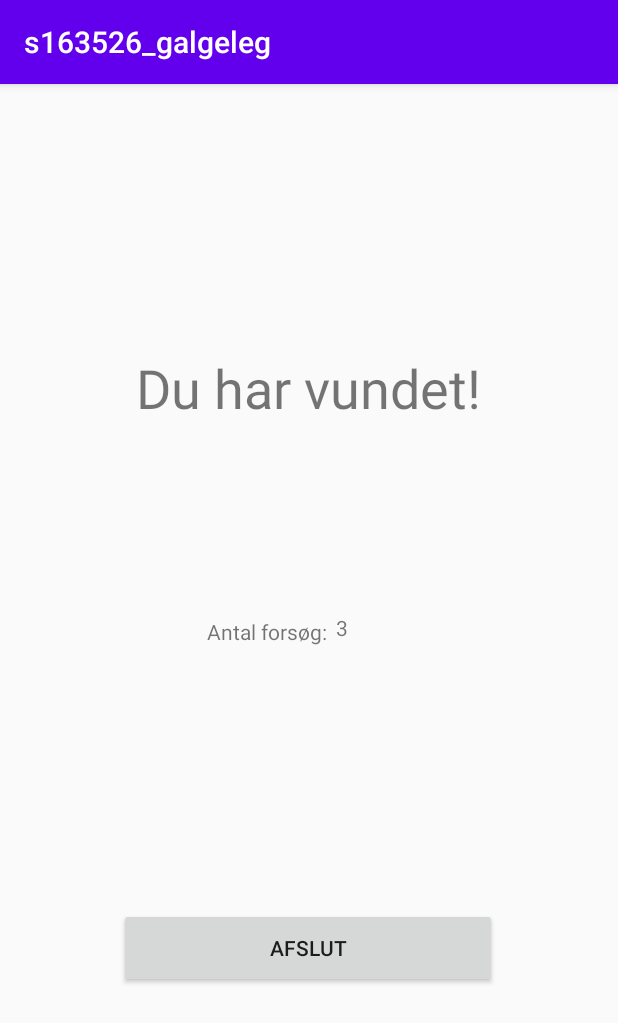
After one commit to Zacxie/s163526_galgeleg, an Android app: the Vinder_activity screen opened directly, with no data from a screen before it, on a phone screen of 412 x 824 dp. The commit adds this screen. Shown: the top 1023 px of the screen. Run offline under Robolectric (Android 15) with nearby library versions, the phone set to English and light mode, and no system bars.

Commit message:
Tilføjet Vinder og Taber skærmbillede

```diff
--- a/app/src/main/AndroidManifest.xml
+++ b/app/src/main/AndroidManifest.xml
@@ -9,7 +9,9 @@
         android:roundIcon="@mipmap/ic_launcher_round"
         android:supportsRtl="true"
         android:theme="@style/AppTheme">
-        <activity android:name=".Highscore_actitivty"></activity>
+        <activity android:name=".Taber_activity"></activity>
+        <activity android:name=".Vinder_activity" />
+        <activity android:name=".Highscore_actitivty" />
         <activity android:name=".Spil_activity" />
         <activity android:name=".HovedMenu">
             <intent-filter>
--- a/app/src/main/java/com/example/s163526_galgeleg/Spil_activity.java
+++ b/app/src/main/java/com/example/s163526_galgeleg/Spil_activity.java
@@ -27,7 +27,7 @@ public class Spil_activity extends AppCompatActivity implements View.OnClickList
         letter_EditText = findViewById(R.id.letter_EditText);
         hangman_imageView = findViewById(R.id.hangman_imageView);
 
-        hangman_imageView.setImageResource(R.drawable.forkert1);
+        hangman_imageView.setImageResource(R.drawable.galge);
     }
 
     @Override
@@ -37,7 +37,7 @@ public class Spil_activity extends AppCompatActivity implements View.OnClickList
 
             //TODO Hvis ord er gættet, tilføj til score og skift skærmbillede til vinder
 
-            //TODO Hvis ord ikke blev gættet, tilføje score of skift skræmbillede til taber
+            //TODO Hvis ord ikke blev gættet, tilføj score og skift skræmbillede til taber
 
         }
 
--- /dev/null
+++ b/app/src/main/java/com/example/s163526_galgeleg/Vinder_activity.java
@@ -0,0 +1,36 @@
+package com.example.s163526_galgeleg;
+
+import androidx.appcompat.app.AppCompatActivity;
+
+import android.content.Intent;
+import android.os.Bundle;
+import android.view.View;
+import android.widget.Button;
+import android.widget.TextView;
+
+public class Vinder_activity extends AppCompatActivity implements View.OnClickListener {
+
+    Button wonExit_button;
+    TextView tries_textview;
+
+    @Override
+    protected void onCreate(Bundle savedInstanceState) {
+        super.onCreate(savedInstanceState);
+        setContentView(R.layout.activity_vinder);
+
+        wonExit_button = findViewById(R.id.wonExit_Button);
+        tries_textview = findViewById(R.id.tries_textview);
+
+        wonExit_button.setOnClickListener(this);
+
+    }
+
+    @Override
+    public void onClick(View v) {
+        if (v == wonExit_button) {
+            Intent i = new Intent(this, HovedMenu.class);
+            startActivity(i);
+        }
+
+    }
+}
--- /dev/null
+++ b/app/src/main/res/layout/activity_vinder.xml
@@ -0,0 +1,58 @@
+<?xml version="1.0" encoding="utf-8"?>
+<androidx.constraintlayout.widget.ConstraintLayout xmlns:android="http://schemas.android.com/apk/res/android"
+    xmlns:app="http://schemas.android.com/apk/res-auto"
+    xmlns:tools="http://schemas.android.com/tools"
+    android:layout_width="match_parent"
+    android:layout_height="match_parent"
+    tools:context=".Vinder_activity">
+
+    <TextView
+        android:id="@+id/textView"
+        android:layout_width="wrap_content"
+        android:layout_height="wrap_content"
+        android:text="Du har vundet!"
+        android:textSize="36sp"
+        app:layout_constraintBottom_toBottomOf="parent"
+        app:layout_constraintEnd_toEndOf="parent"
+        app:layout_constraintHorizontal_bias="0.497"
+        app:layout_constraintStart_toStartOf="parent"
+        app:layout_constraintTop_toTopOf="parent"
+        app:layout_constraintVertical_bias="0.247" />
+
+    <TextView
+        android:id="@+id/textView2"
+        android:layout_width="wrap_content"
+        android:layout_height="wrap_content"
+        android:text="Antal forsøg:"
+        app:layout_constraintBottom_toBottomOf="parent"
+        app:layout_constraintEnd_toEndOf="parent"
+        app:layout_constraintHorizontal_bias="0.416"
+        app:layout_constraintStart_toStartOf="parent"
+        app:layout_constraintTop_toBottomOf="@+id/textView"
+        app:layout_constraintVertical_bias="0.246" />
+
+    <TextView
+        android:id="@+id/tries_textview"
+        android:layout_width="wrap_content"
+        android:layout_height="wrap_content"
+        android:layout_marginTop="57dp"
+        android:text="3"
+        app:layout_constraintBottom_toBottomOf="parent"
+        app:layout_constraintEnd_toEndOf="parent"
+        app:layout_constraintHorizontal_bias="0.032"
+        app:layout_constraintStart_toEndOf="@+id/textView2"
+        app:layout_constraintTop_toBottomOf="@+id/textView"
+        app:layout_constraintVertical_bias="0.148" />
+
+    <Button
+        android:id="@+id/wonExit_Button"
+        android:layout_width="252dp"
+        android:layout_height="53dp"
+        android:text="Afslut"
+        app:layout_constraintBottom_toBottomOf="parent"
+        app:layout_constraintEnd_toEndOf="parent"
+        app:layout_constraintHorizontal_bias="0.496"
+        app:layout_constraintStart_toStartOf="parent"
+        app:layout_constraintTop_toBottomOf="@+id/textView"
+        app:layout_constraintVertical_bias="0.661" />
+</androidx.constraintlayout.widget.ConstraintLayout>
```
Also changed, not shown: app/src/main/java/com/example/s163526_galgeleg/Taber_activity.java (added, +35 -0 lines), app/src/main/res/layout/activity_taber.xml (added, +55 -0 lines), 7 other files.
